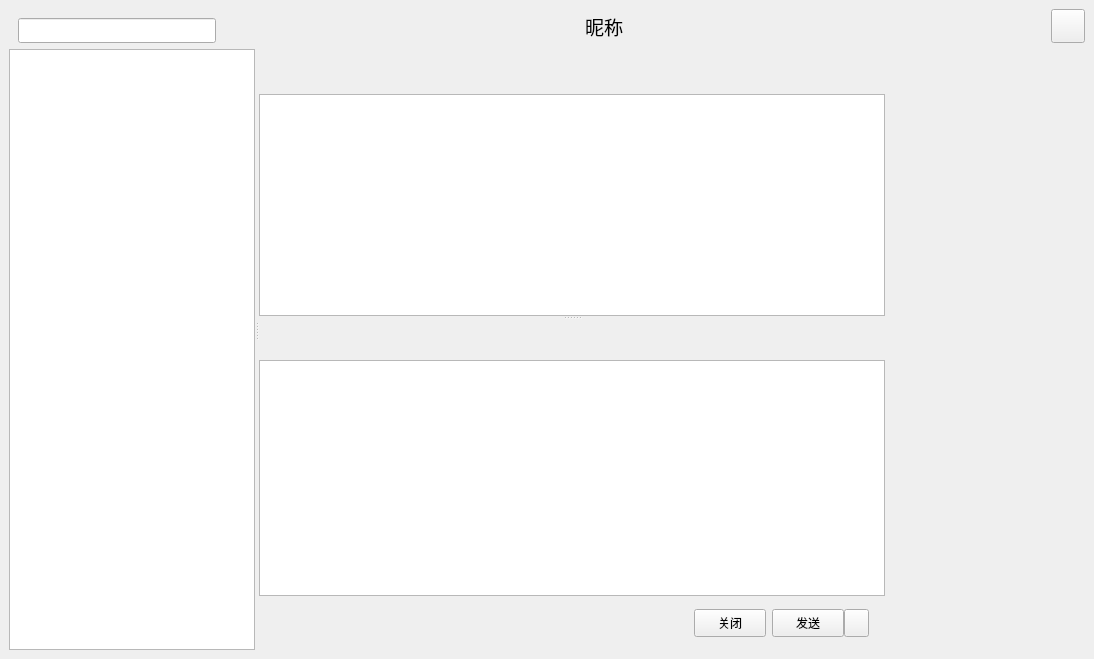
This is ChatWidget.ui in NoHearting/MySelfQQ_v2 as Qt 5 draws it before an edit. The edited form follows.
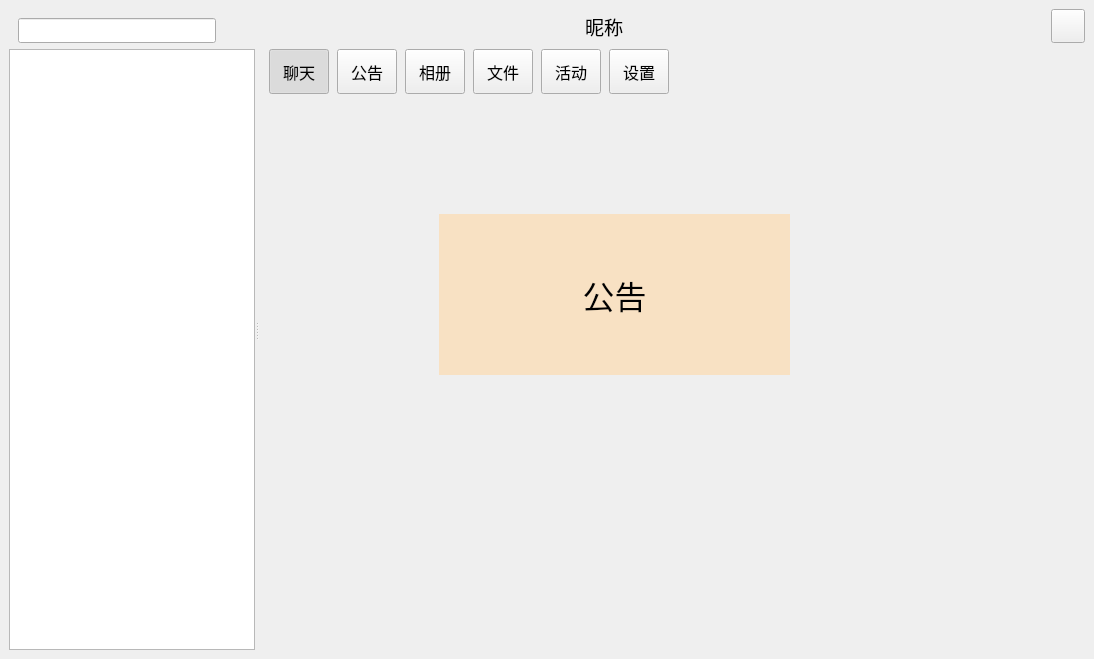
This is the edited form. The open tabs and pages were chosen to show the change. Icons and pictures are not drawn. Custom widgets are drawn as their Qt base class.

Commit message: 聊天窗口第一次显示时，左边的聊天对象列表的宽度和聊天输入框的高度不正确，修复这个问题

```diff
--- a/ChatWidget.ui
+++ b/ChatWidget.ui
@@ -1221,6 +1221,300 @@
                         <height>45</height>
                        </size>
                       </property>
+                      <layout class="QGridLayout" name="gridLayout_29">
+                       <property name="leftMargin">
+                        <number>10</number>
+                       </property>
+                       <property name="topMargin">
+                        <number>0</number>
+                       </property>
+                       <property name="rightMargin">
+                        <number>10</number>
+                       </property>
+                       <property name="bottomMargin">
+                        <number>0</number>
+                       </property>
+                       <property name="horizontalSpacing">
+                        <number>8</number>
+                       </property>
+                       <property name="verticalSpacing">
+                        <number>0</number>
+                       </property>
+                       <item row="0" column="6">
+                        <spacer name="horizontalSpacer_8">
+                         <property name="orientation">
+                          <enum>Qt::Horizontal</enum>
+                         </property>
+                         <property name="sizeHint" stdset="0">
+                          <size>
+                           <width>235</width>
+                           <height>20</height>
+                          </size>
+                         </property>
+                        </spacer>
+                       </item>
+                       <item row="0" column="1">
+                        <widget class="MyPushButton" name="pushButtonNotice">
+                         <property name="minimumSize">
+                          <size>
+                           <width>60</width>
+                           <height>45</height>
+                          </size>
+                         </property>
+                         <property name="maximumSize">
+                          <size>
+                           <width>60</width>
+                           <height>16777215</height>
+                          </size>
+                         </property>
+                         <property name="font">
+                          <font>
+                           <pointsize>12</pointsize>
+                          </font>
+                         </property>
+                         <property name="text">
+                          <string>公告</string>
+                         </property>
+                         <property name="checkable">
+                          <bool>true</bool>
+                         </property>
+                        </widget>
+                       </item>
+                       <item row="0" column="2">
+                        <widget class="MyPushButton" name="pushButtonPhoto">
+                         <property name="minimumSize">
+                          <size>
+                           <width>60</width>
+                           <height>45</height>
+                          </size>
+                         </property>
+                         <property name="maximumSize">
+                          <size>
+                           <width>60</width>
+                           <height>16777215</height>
+                          </size>
+                         </property>
+                         <property name="font">
+                          <font>
+                           <pointsize>12</pointsize>
+                          </font>
+                         </property>
+                         <property name="text">
+                          <string>相册</string>
+                         </property>
+                         <property name="checkable">
+                          <bool>true</bool>
+                         </property>
+                        </widget>
+                       </item>
+                       <item row="0" column="9">
+                        <widget class="QToolButton" name="toolButtonToolMoreGroup">
+                         <property name="minimumSize">
+                          <size>
+                           <width>45</width>
+                           <height>45</height>
+                          </size>
+                         </property>
+                         <property name="maximumSize">
+                          <size>
+                           <width>45</width>
+                           <height>45</height>
+                          </size>
+                         </property>
+                         <property name="text">
+                          <string/>
+                         </property>
+                         <property name="icon">
+                          <iconset resource="res.qrc">
+                           <normaloff>:/chat/res/chat/more.png</normaloff>:/chat/res/chat/more.png</iconset>
+                         </property>
+                         <property name="iconSize">
+                          <size>
+                           <width>24</width>
+                           <height>24</height>
+                          </size>
+                         </property>
+                         <property name="autoRaise">
+                          <bool>true</bool>
+                         </property>
+                        </widget>
+                       </item>
+                       <item row="0" column="3">
+                        <widget class="MyPushButton" name="pushButtonFile">
+                         <property name="minimumSize">
+                          <size>
+                           <width>60</width>
+                           <height>45</height>
+                          </size>
+                         </property>
+                         <property name="maximumSize">
+                          <size>
+                           <width>60</width>
+                           <height>16777215</height>
+                          </size>
+                         </property>
+                         <property name="font">
+                          <font>
+                           <pointsize>12</pointsize>
+                          </font>
+                         </property>
+                         <property name="text">
+                          <string>文件</string>
+                         </property>
+                         <property name="checkable">
+                          <bool>true</bool>
+                         </property>
+                        </widget>
+                       </item>
+                       <item row="0" column="7">
+                        <widget class="QToolButton" name="toolButtonPhoneGroup">
+                         <property name="minimumSize">
+                          <size>
+                           <width>45</width>
+                           <height>45</height>
+                          </size>
+                         </property>
+                         <property name="maximumSize">
+                          <size>
+                           <width>45</width>
+                           <height>45</height>
+                          </size>
+                         </property>
+                         <property name="text">
+                          <string/>
+                         </property>
+                         <property name="icon">
+                          <iconset resource="res.qrc">
+                           <normaloff>:/chat/res/chat/phone.png</normaloff>:/chat/res/chat/phone.png</iconset>
+                         </property>
+                         <property name="iconSize">
+                          <size>
+                           <width>24</width>
+                           <height>24</height>
+                          </size>
+                         </property>
+                         <property name="autoRaise">
+                          <bool>true</bool>
+                         </property>
+                        </widget>
+                       </item>
+                       <item row="0" column="0">
+                        <widget class="MyPushButton" name="pushButtonChat">
+                         <property name="minimumSize">
+                          <size>
+                           <width>60</width>
+                           <height>45</height>
+                          </size>
+                         </property>
+                         <property name="maximumSize">
+                          <size>
+                           <width>60</width>
+                           <height>16777215</height>
+                          </size>
+                         </property>
+                         <property name="font">
+                          <font>
+                           <pointsize>12</pointsize>
+                          </font>
+                         </property>
+                         <property name="text">
+                          <string>聊天</string>
+                         </property>
+                         <property name="checkable">
+                          <bool>true</bool>
+                         </property>
+                         <property name="checked">
+                          <bool>true</bool>
+                         </property>
+                        </widget>
+                       </item>
+                       <item row="0" column="8">
+                        <widget class="QToolButton" name="toolButtonVideoGroup">
+                         <property name="minimumSize">
+                          <size>
+                           <width>45</width>
+                           <height>45</height>
+                          </size>
+                         </property>
+                         <property name="maximumSize">
+                          <size>
+                           <width>45</width>
+                           <height>45</height>
+                          </size>
+                         </property>
+                         <property name="text">
+                          <string/>
+                         </property>
+                         <property name="icon">
+                          <iconset resource="res.qrc">
+                           <normaloff>:/chat/res/chat/video.png</normaloff>:/chat/res/chat/video.png</iconset>
+                         </property>
+                         <property name="iconSize">
+                          <size>
+                           <width>24</width>
+                           <height>24</height>
+                          </size>
+                         </property>
+                         <property name="autoRaise">
+                          <bool>true</bool>
+                         </property>
+                        </widget>
+                       </item>
+                       <item row="0" column="4">
+                        <widget class="MyPushButton" name="pushButtonActive">
+                         <property name="minimumSize">
+                          <size>
+                           <width>60</width>
+                           <height>45</height>
+                          </size>
+                         </property>
+                         <property name="maximumSize">
+                          <size>
+                           <width>60</width>
+                           <height>16777215</height>
+                          </size>
+                         </property>
+                         <property name="font">
+                          <font>
+                           <pointsize>12</pointsize>
+                          </font>
+                         </property>
+                         <property name="text">
+                          <string>活动</string>
+                         </property>
+                         <property name="checkable">
+                          <bool>true</bool>
+                         </property>
+                        </widget>
+                       </item>
+                       <item row="0" column="5">
+                        <widget class="MyPushButton" name="pushButtonSetting">
+                         <property name="minimumSize">
+                          <size>
+                           <width>60</width>
+                           <height>45</height>
+                          </size>
+                         </property>
+                         <property name="maximumSize">
+                          <size>
+                           <width>60</width>
+                           <height>16777215</height>
+                          </size>
+                         </property>
+                         <property name="font">
+                          <font>
+                           <pointsize>12</pointsize>
+                          </font>
+                         </property>
+                         <property name="text">
+                          <string>设置</string>
+                         </property>
+                         <property name="checkable">
+                          <bool>true</bool>
+                         </property>
+                        </widget>
+                       </item>
+                      </layout>
                      </widget>
                     </item>
                     <item row="1" column="0">
@@ -1901,7 +2195,136 @@
                         </item>
                        </layout>
                       </widget>
-                      <widget class="QWidget" name="page_2"/>
+                      <widget class="QWidget" name="pageNotice">
+                       <widget class="QLabel" name="label">
+                        <property name="geometry">
+                         <rect>
+                          <x>180</x>
+                          <y>120</y>
+                          <width>351</width>
+                          <height>161</height>
+                         </rect>
+                        </property>
+                        <property name="font">
+                         <font>
+                          <pointsize>24</pointsize>
+                         </font>
+                        </property>
+                        <property name="styleSheet">
+                         <string notr="true">background:#f8e1c3;</string>
+                        </property>
+                        <property name="text">
+                         <string>公告</string>
+                        </property>
+                        <property name="alignment">
+                         <set>Qt::AlignCenter</set>
+                        </property>
+                       </widget>
+                      </widget>
+                      <widget class="QWidget" name="pagePhoto">
+                       <widget class="QLabel" name="label_2">
+                        <property name="geometry">
+                         <rect>
+                          <x>260</x>
+                          <y>200</y>
+                          <width>351</width>
+                          <height>161</height>
+                         </rect>
+                        </property>
+                        <property name="font">
+                         <font>
+                          <pointsize>24</pointsize>
+                         </font>
+                        </property>
+                        <property name="styleSheet">
+                         <string notr="true">background:#f8e1c3;</string>
+                        </property>
+                        <property name="text">
+                         <string>相册</string>
+                        </property>
+                        <property name="alignment">
+                         <set>Qt::AlignCenter</set>
+                        </property>
+                       </widget>
+                      </widget>
+                      <widget class="QWidget" name="pageFile">
+                       <widget class="QLabel" name="label_3">
+                        <property name="geometry">
+                         <rect>
+                          <x>250</x>
+                          <y>180</y>
+                          <width>351</width>
+                          <height>161</height>
+                         </rect>
+                        </property>
+                        <property name="font">
+                         <font>
+                          <pointsize>24</pointsize>
+                         </font>
+                        </property>
+                        <property name="styleSheet">
+                         <string notr="true">background:#f8e1c3;</string>
+                        </property>
+                        <property name="text">
+                         <string>文件</string>
+                        </property>
+                        <property name="alignment">
+                         <set>Qt::AlignCenter</set>
+                        </property>
+                       </widget>
+                      </widget>
+                      <widget class="QWidget" name="pageActive">
+                       <widget class="QLabel" name="label_4">
+                        <property name="geometry">
+                         <rect>
+                          <x>220</x>
+                          <y>170</y>
+                          <width>351</width>
+                          <height>161</height>
+                         </rect>
+                        </property>
+                        <property name="font">
+                         <font>
+                          <pointsize>24</pointsize>
+                         </font>
+                        </property>
+                        <property name="styleSheet">
+                         <string notr="true">background:#f8e1c3;</string>
+                        </property>
+                        <property name="text">
+                         <string>活动</string>
+                        </property>
+                        <property name="alignment">
+                         <set>Qt::AlignCenter</set>
+                        </property>
+                       </widget>
+                      </widget>
+                      <widget class="QWidget" name="pageSetting">
+                       <widget class="QLabel" name="label_5">
+                        <property name="geometry">
+                         <rect>
+                          <x>170</x>
+                          <y>150</y>
+                          <width>351</width>
+                          <height>161</height>
+                         </rect>
+                        </property>
+                        <property name="font">
+                         <font>
+                          <pointsize>24</pointsize>
+                         </font>
+                        </property>
+                        <property name="styleSheet">
+                         <string notr="true">background:#f8e1c3;</string>
+                        </property>
+                        <property name="text">
+                         <string>设置</string>
+                        </property>
+                        <property name="alignment">
+                         <set>Qt::AlignCenter</set>
+                        </property>
+                       </widget>
+                      </widget>
                      </widget>
                     </item>
                    </layout>
@@ -1945,6 +2368,11 @@
    <extends>QToolButton</extends>
    <header>customer_widgets/MyToolButton.h</header>
   </customwidget>
+  <customwidget>
+   <class>MyPushButton</class>
+   <extends>QPushButton</extends>
+   <header>customer_widgets/MyPushButton.h</header>
+  </customwidget>
  </customwidgets>
  <resources>
   <include location="res.qrc"/>
```
Left out of the diff: 129 changed lines with no effect on the pictures. The commit also changes 11 other files.
